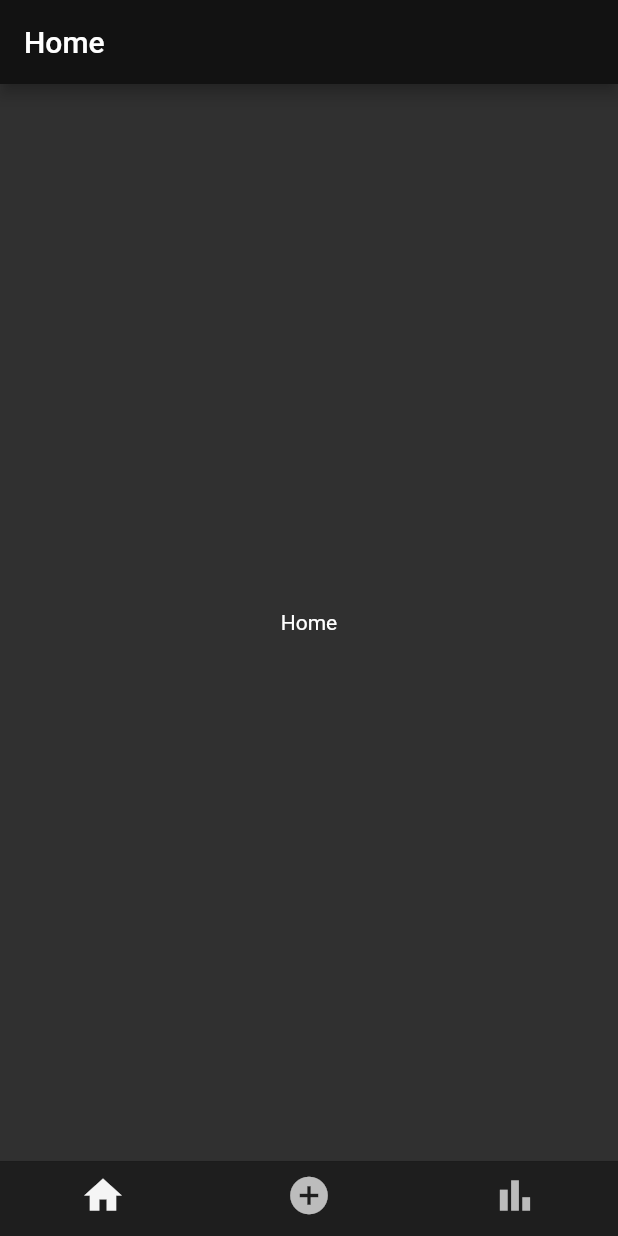
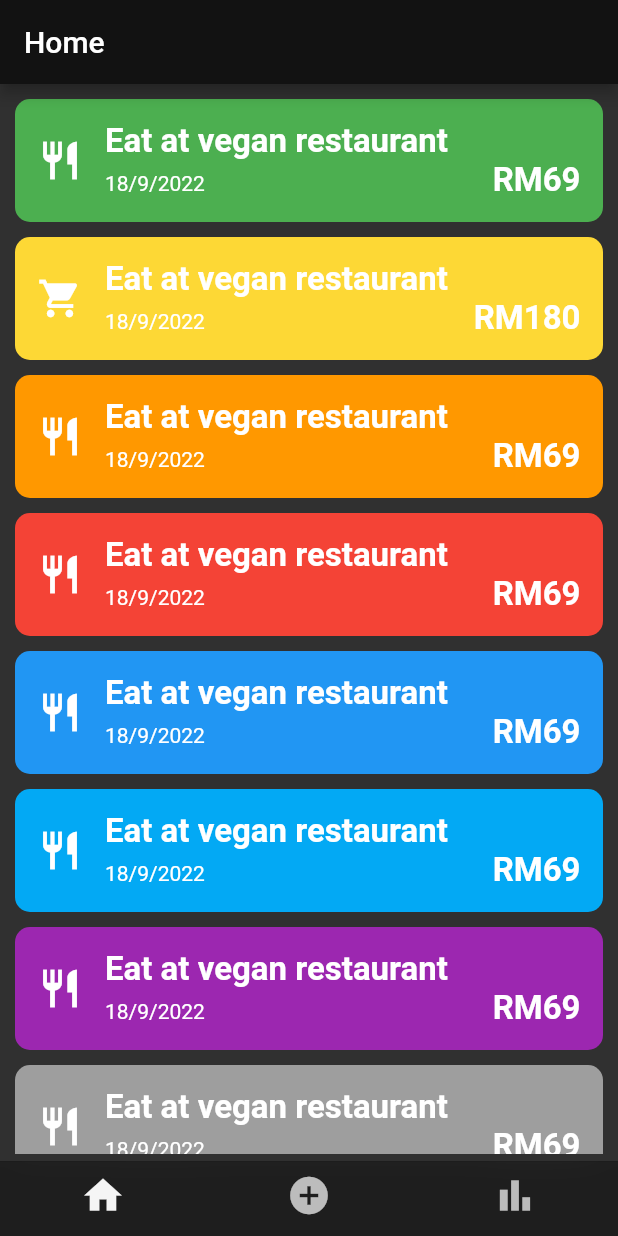
Before and after one commit to eren1106/Money-Tracker, a Flutter app: the screen it shows after launch, on a phone screen of 412 x 824 dp. Run offline on Flutter 3.47's test engine with Material 2 defaults, Android fonts, the phone set to English and light mode, and no system bars.

Commit message:
Done expenses card widget

```diff
--- a/lib/screens/home_screen.dart
+++ b/lib/screens/home_screen.dart
@@ -1,5 +1,6 @@
 import 'package:flutter/material.dart';
 import 'package:money_tracker/theme/app_theme.dart';
+import 'package:money_tracker/widgets/expenses_cards_container.dart';
 
 class HomeScreen extends StatefulWidget {
   HomeScreen({Key? key}) : super(key: key);
@@ -13,8 +14,9 @@ class _HomeScreenState extends State<HomeScreen> {
   Widget build(BuildContext context) {
     return Scaffold(
       appBar: AppBar(title: Text('Home'),),
-      body: Center(
-        child: Text('Home'),
+      body: Container(
+        padding: EdgeInsets.symmetric(horizontal: 10, vertical: 5),
+        child: ExpensesCardsContainer(),
       ),
     );
   }
--- a/lib/theme/app_theme.dart
+++ b/lib/theme/app_theme.dart
@@ -4,8 +4,6 @@ import 'package:money_tracker/theme/colors.dart';
 class AppTheme {
   static final colors = AppColors();
   static final darkTheme = ThemeData.dark().copyWith(
-    // selectedRowColor: colors.black,
-    // unselectedWidgetColor: colors.grey,
     colorScheme: const ColorScheme.dark(),
   );
 }
--- a/lib/theme/colors.dart
+++ b/lib/theme/colors.dart
@@ -2,7 +2,7 @@ import 'package:flutter/material.dart';
 
 class AppColors {
   final black = Colors.black;
-  final lightBlack = Color.fromARGB(255, 30, 30, 30);
+  final backgroundBlue = Color(0xff191b27);
   final white = Colors.white;
   final grey = Colors.grey;
 }
--- /dev/null
+++ b/lib/widgets/expenses_card.dart
@@ -0,0 +1,72 @@
+import 'package:flutter/material.dart';
+
+class ExpensesCard extends StatelessWidget {
+  const ExpensesCard({
+    Key? key,
+    required this.icon,
+    required this.title,
+    required this.date,
+    required this.price,
+    required this.color,
+  }) : super(key: key);
+
+  final IconData icon;
+  final String title;
+  final String date;
+  final String price;
+  final Color color;
+
+  @override
+  Widget build(BuildContext context) {
+    return Container(
+      padding: const EdgeInsets.symmetric(vertical: 15, horizontal: 15),
+      margin: const EdgeInsets.symmetric(vertical: 5),
+      decoration: BoxDecoration(
+        color: color,
+        borderRadius: BorderRadius.circular(10),
+      ),
+      child: Row(
+        children: [
+          Icon(
+            icon,
+            size: 30,
+          ),
+          const SizedBox(
+            width: 15,
+          ),
+          Expanded(
+            child: Column(
+              crossAxisAlignment: CrossAxisAlignment.start,
+              children: [
+                const Text(
+                  'Eat at vegan restaurant',
+                  style: TextStyle(
+                    fontSize: 22,
+                    fontWeight: FontWeight.bold,
+                  ),
+                ),
+                Row(
+                  mainAxisAlignment: MainAxisAlignment.spaceBetween,
+                  crossAxisAlignment: CrossAxisAlignment.baseline,
+                  textBaseline: TextBaseline.alphabetic,
+                  children: [
+                    Text(
+                      date,
+                    ),
+                    Text(
+                      'RM${price}',
+                      style: const TextStyle(
+                        fontSize: 22,
+                        fontWeight: FontWeight.bold,
+                      ),
+                    ),
+                  ],
+                ),
+              ],
+            ),
+          ),
+        ],
+      ),
+    );
+  }
+}
--- /dev/null
+++ b/lib/widgets/expenses_cards_container.dart
@@ -0,0 +1,77 @@
+import 'package:flutter/material.dart';
+import 'package:money_tracker/widgets/expenses_card.dart';
+
+class ExpensesCardsContainer extends StatelessWidget {
+  const ExpensesCardsContainer({Key? key}) : super(key: key);
+
+  @override
+  Widget build(BuildContext context) {
+    return ListView(
+      children: [
+        ExpensesCard(
+          icon: Icons.restaurant,
+          title: 'Eat at vegan restaurant',
+          date: '18/9/2022',
+          price: '69',
+          color: Colors.green,
+        ),
+        ExpensesCard(
+          icon: Icons.shopping_cart,
+          title: 'Eat at vegan restaurant',
+          date: '18/9/2022',
+          price: '180',
+          color: Colors.yellow.shade600,
+        ),
+        ExpensesCard(
+          icon: Icons.restaurant,
+          title: 'Eat at vegan restaurant',
+          date: '18/9/2022',
+          price: '69',
+          color: Colors.orange,
+        ),
+        ExpensesCard(
+          icon: Icons.restaurant,
+          title: 'Eat at vegan restaurant',
+          date: '18/9/2022',
+          price: '69',
+          color: Colors.red,
+        ),
+        ExpensesCard(
+          icon: Icons.restaurant,
+          title: 'Eat at vegan restaurant',
+          date: '18/9/2022',
+          price: '69',
+          color: Colors.blue,
+        ),
+        ExpensesCard(
+          icon: Icons.restaurant,
+          title: 'Eat at vegan restaurant',
+          date: '18/9/2022',
+          price: '69',
+          color: Colors.lightBlue,
+        ),
+        ExpensesCard(
+          icon: Icons.restaurant,
+          title: 'Eat at vegan restaurant',
+          date: '18/9/2022',
+          price: '69',
+          color: Colors.purple,
+        ),
+        ExpensesCard(
+          icon: Icons.restaurant,
+          title: 'Eat at vegan restaurant',
+          date: '18/9/2022',
+          price: '69',
+          color: Colors.grey,
+        ),
+        ExpensesCard(
+          icon: Icons.restaurant,
+          title: 'Eat at vegan restaurant',
+          date: '18/9/2022',
+          price: '69',
+          color: Colors.pink,
+        ),
+      ],
+    );
+  }
+}
```
